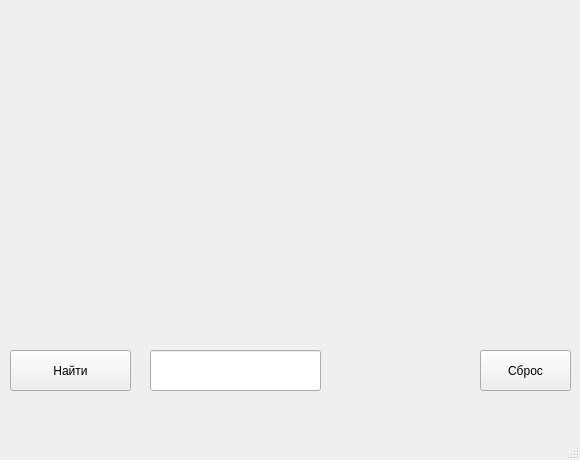
This is 1.ui in darik-mrew/APIyandex as Qt 5 draws it before an edit. The edited form follows.
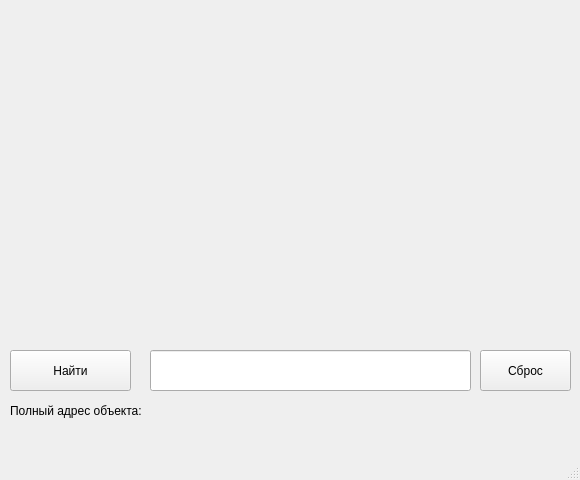
This is the edited form.

```diff
--- a/1.ui
+++ b/1.ui
@@ -7,7 +7,7 @@
     <x>0</x>
     <y>0</y>
     <width>580</width>
-    <height>460</height>
+    <height>480</height>
    </rect>
   </property>
   <property name="mouseTracking">
@@ -48,7 +48,7 @@
      <rect>
       <x>150</x>
       <y>350</y>
-      <width>171</width>
+      <width>321</width>
       <height>41</height>
      </rect>
     </property>
@@ -66,6 +66,32 @@
      <string>Сброс</string>
     </property>
    </widget>
+   <widget class="QLabel" name="label">
+    <property name="geometry">
+     <rect>
+      <x>10</x>
+      <y>400</y>
+      <width>131</width>
+      <height>21</height>
+     </rect>
+    </property>
+    <property name="text">
+     <string>Полный адрес объекта:</string>
+    </property>
+   </widget>
+   <widget class="QLabel" name="full_address_label">
+    <property name="geometry">
+     <rect>
+      <x>150</x>
+      <y>400</y>
+      <width>421</width>
+      <height>21</height>
+     </rect>
+    </property>
+    <property name="text">
+     <string/>
+    </property>
+   </widget>
   </widget>
   <widget class="QMenuBar" name="menubar">
    <property name="geometry">
```
